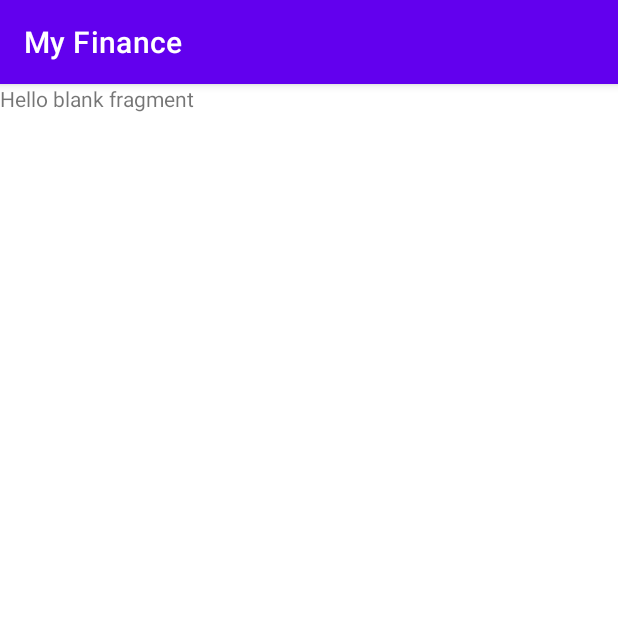
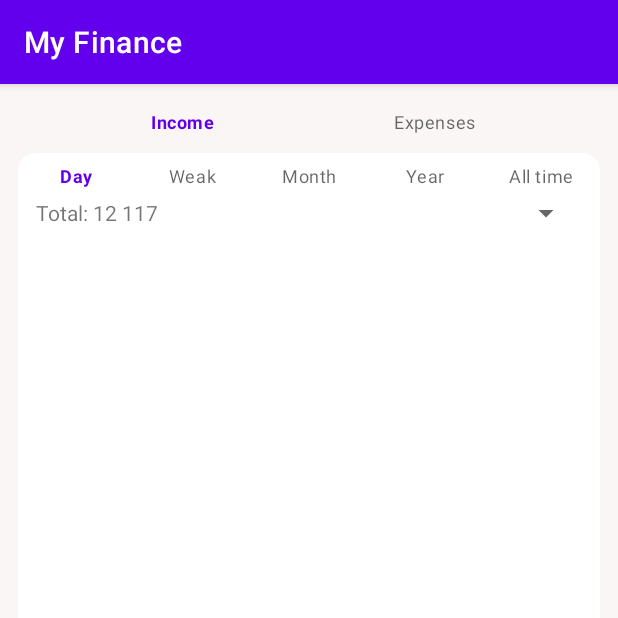
Before and after one commit to AlexanderXYZ/MyFinance, an Android app: the OperationsFragment screen opened through its navigation route, on a phone screen of 412 x 824 dp, the top half of it. Run offline under Robolectric (Android 15) with nearby library versions, the phone set to English and light mode, and no system bars; 3 statements that could not run were skipped.

Commit message:
setup ui operations and addOperation

```diff
--- a/app/src/main/java/com/buslaev/myfinance/ui/operation/OperationFragment.kt
+++ b/app/src/main/java/com/buslaev/myfinance/ui/operations/OperationsFragment.kt
@@ -1,4 +1,4 @@
-package com.buslaev.myfinance.ui.operation
+package com.buslaev.myfinance.ui.operations
 
 import android.os.Bundle
 import androidx.fragment.app.Fragment
@@ -8,13 +8,13 @@ import android.view.ViewGroup
 import com.buslaev.myfinance.R
 
 
-class OperationFragment : Fragment() {
+class OperationsFragment : Fragment() {
 
     override fun onCreateView(
         inflater: LayoutInflater, container: ViewGroup?,
         savedInstanceState: Bundle?
     ): View? {
         // Inflate the layout for this fragment
-        return inflater.inflate(R.layout.fragment_operation, container, false)
+        return inflater.inflate(R.layout.fragment_operations, container, false)
     }
 }
--- a/app/src/main/res/layout/fragment_operation.xml
+++ /dev/null
@@ -1,14 +0,0 @@
-<?xml version="1.0" encoding="utf-8"?>
-<FrameLayout xmlns:android="http://schemas.android.com/apk/res/android"
-    xmlns:tools="http://schemas.android.com/tools"
-    android:layout_width="match_parent"
-    android:layout_height="match_parent"
-    tools:context=".ui.operation.OperationFragment">
-
-    <!-- TODO: Update blank fragment layout -->
-    <TextView
-        android:layout_width="match_parent"
-        android:layout_height="match_parent"
-        android:text="@string/hello_blank_fragment" />
-
-</FrameLayout>
--- /dev/null
+++ b/app/src/main/res/layout/fragment_operations.xml
@@ -0,0 +1,76 @@
+<?xml version="1.0" encoding="utf-8"?>
+<androidx.constraintlayout.widget.ConstraintLayout xmlns:android="http://schemas.android.com/apk/res/android"
+    xmlns:app="http://schemas.android.com/apk/res-auto"
+    xmlns:tools="http://schemas.android.com/tools"
+    android:layout_width="match_parent"
+    android:layout_height="match_parent"
+    android:background="@color/main_background_white"
+    tools:context=".ui.operations.OperationsFragment">
+
+    <com.google.android.material.bottomnavigation.BottomNavigationView
+        android:id="@+id/balance_navigationView"
+        android:layout_width="match_parent"
+        android:layout_height="40dp"
+        app:backgroundTint="@color/transparent"
+        app:elevation="0dp"
+        app:labelVisibilityMode="labeled"
+        app:layout_constraintEnd_toEndOf="parent"
+        app:layout_constraintStart_toStartOf="parent"
+        app:layout_constraintTop_toTopOf="parent"
+        app:menu="@menu/main_balance_menu" />
+
+    <androidx.constraintlayout.widget.ConstraintLayout
+        android:layout_width="match_parent"
+        android:layout_height="0dp"
+        android:layout_marginStart="12dp"
+        android:layout_marginTop="6dp"
+        android:layout_marginEnd="12dp"
+        android:layout_marginBottom="30dp"
+        android:background="@drawable/main_background_item"
+        app:layout_constraintBottom_toBottomOf="parent"
+        app:layout_constraintEnd_toEndOf="parent"
+        app:layout_constraintStart_toStartOf="parent"
+        app:layout_constraintTop_toBottomOf="@id/balance_navigationView">
+
+        <com.google.android.material.bottomnavigation.BottomNavigationView
+            android:id="@+id/periods_navigationView"
+            android:layout_width="match_parent"
+            android:layout_height="30dp"
+            app:backgroundTint="@color/transparent"
+            app:elevation="0dp"
+            app:labelVisibilityMode="labeled"
+            app:layout_constraintEnd_toEndOf="parent"
+            app:layout_constraintStart_toStartOf="parent"
+            app:layout_constraintTop_toTopOf="parent"
+            app:menu="@menu/main_graph_date_menu" />
+
+        <TextView
+            android:id="@+id/total_textView"
+            android:layout_width="wrap_content"
+            android:layout_height="wrap_content"
+            android:layout_marginStart="12dp"
+            android:text="Total: 12 117"
+            app:layout_constraintStart_toStartOf="@id/periods_navigationView"
+            app:layout_constraintTop_toBottomOf="@id/periods_navigationView" />
+
+        <Spinner
+            android:id="@+id/spinner"
+            android:layout_width="wrap_content"
+            android:layout_height="wrap_content"
+            android:layout_marginEnd="12dp"
+            app:layout_constraintBottom_toBottomOf="@id/total_textView"
+            app:layout_constraintEnd_toEndOf="parent"
+            app:layout_constraintTop_toTopOf="@id/total_textView" />
+
+        <androidx.recyclerview.widget.RecyclerView
+            android:layout_width="match_parent"
+            android:layout_height="0dp"
+            android:layout_marginStart="6dp"
+            android:layout_marginTop="12dp"
+            android:layout_marginEnd="6dp"
+            android:layout_marginBottom="6dp"
+            app:layout_constraintBottom_toBottomOf="parent"
+            app:layout_constraintTop_toBottomOf="@id/total_textView" />
+    </androidx.constraintlayout.widget.ConstraintLayout>
+
+</androidx.constraintlayout.widget.ConstraintLayout>
--- a/app/src/main/res/navigation/nav_graph.xml
+++ b/app/src/main/res/navigation/nav_graph.xml
@@ -20,11 +20,14 @@
             android:id="@+id/action_mainFragment_to_categoriesFragment"
             app:destination="@id/categoriesFragment" />
         <action
-            android:id="@+id/action_mainFragment_to_operationFragment"
-            app:destination="@id/operationFragment" />
-        <action
             android:id="@+id/action_mainFragment_to_loggingFragment"
             app:destination="@id/loggingFragment" />
+        <action
+            android:id="@+id/action_mainFragment_to_operationsFragment"
+            app:destination="@id/operationsFragment" />
+        <action
+            android:id="@+id/action_mainFragment_to_addOperationFragment"
+            app:destination="@id/addOperationFragment" />
     </fragment>
     <fragment
         android:id="@+id/categoriesFragment"
@@ -78,15 +81,6 @@
             app:destination="@id/mainFragment" />
     </fragment>
     <fragment
-        android:id="@+id/operationFragment"
-        android:name="com.buslaev.myfinance.ui.operation.OperationFragment"
-        android:label="fragment_operation"
-        tools:layout="@layout/fragment_operation" >
-        <action
-            android:id="@+id/action_operationFragment_to_mainFragment"
-            app:destination="@id/mainFragment" />
-    </fragment>
-    <fragment
         android:id="@+id/forgotPasswordFragment"
         android:name="com.buslaev.myfinance.ui.forgotPassword.ForgotPasswordFragment"
         android:label="fragment_forgot_password"
@@ -95,4 +89,21 @@
             android:id="@+id/action_forgotPasswordFragment_to_loggingFragment"
             app:destination="@id/loggingFragment" />
     </fragment>
+    <fragment
+        android:id="@+id/addOperationFragment"
+        android:name="com.buslaev.myfinance.ui.addOperation.AddOperationFragment"
+        android:label="fragment_add_operation"
+        tools:layout="@layout/fragment_add_operation" />
+    <fragment
+        android:id="@+id/operationsFragment"
+        android:name="com.buslaev.myfinance.ui.operations.OperationsFragment"
+        android:label="fragment_operations"
+        tools:layout="@layout/fragment_operations" >
+        <action
+            android:id="@+id/action_operationsFragment_to_mainFragment"
+            app:destination="@id/mainFragment" />
+        <action
+            android:id="@+id/action_operationsFragment_to_addOperationFragment"
+            app:destination="@id/addOperationFragment" />
+    </fragment>
 </navigation>
--- a/app/src/main/res/values/strings.xml
+++ b/app/src/main/res/values/strings.xml
@@ -46,5 +46,9 @@
     <string name="month_title_menu">Month</string>
     <string name="year_title_menu">Year</string>
     <string name="all_time_title_menu">All time</string>
+    <string name="input_money_default_hint">0</string>
+    <string name="currency_default_name">RUB</string>
+    <string name="account_default_name">Account</string>
+    <string name="categories_default_name">Categories</string>
     <!--  -->
 </resources>
```
Also changed, not shown: app/src/main/java/com/buslaev/myfinance/ui/addOperation/AddOperationFragment.kt (added, +20 -0 lines), app/src/main/res/layout/fragment_add_operation.xml (added, +138 -0 lines), app/src/main/res/values/styles.xml (+8 -0 lines), app/src/main/res/drawable-v24/ic_calendar_24.png (added).
